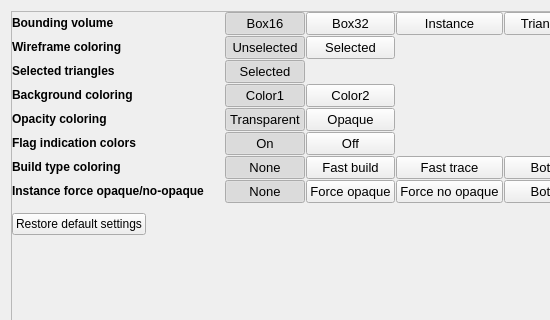
GPUOpen-Tools/radeon_raytracing_analyzer, file source/frontend/views/settings/themes_and_colors_pane.ui: the form before one commit; both pictures show x 0 to 550 and y 0 to 320 of the 1289 by 491 pixel window.
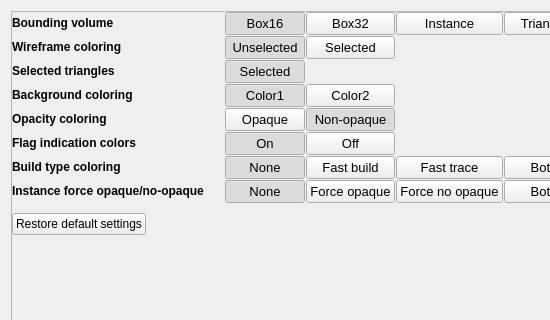
The form after the commit. Custom widgets are drawn as their Qt base class.

```diff
--- a/source/frontend/views/settings/themes_and_colors_pane.ui
+++ b/source/frontend/views/settings/themes_and_colors_pane.ui
@@ -586,7 +586,7 @@
              </spacer>
             </item>
             <item row="4" column="2">
-             <widget class="ThemesAndColorsItemButton" name="button_transparent_">
+             <widget class="ThemesAndColorsItemButton" name="button_opaque_">
               <property name="sizePolicy">
                <sizepolicy hsizetype="Minimum" vsizetype="Fixed">
                 <horstretch>0</horstretch>
@@ -605,18 +605,15 @@
                <cursorShape>PointingHandCursor</cursorShape>
               </property>
               <property name="text">
-               <string>Transparent</string>
+               <string>Opaque</string>
               </property>
               <property name="checkable">
                <bool>true</bool>
               </property>
-              <property name="checked">
-               <bool>true</bool>
-              </property>
              </widget>
             </item>
             <item row="4" column="3">
-             <widget class="ThemesAndColorsItemButton" name="button_opaque_">
+             <widget class="ThemesAndColorsItemButton" name="button_non_opaque_">
               <property name="sizePolicy">
                <sizepolicy hsizetype="Minimum" vsizetype="Fixed">
                 <horstretch>0</horstretch>
@@ -635,11 +632,14 @@
                <cursorShape>PointingHandCursor</cursorShape>
               </property>
               <property name="text">
-               <string>Opaque</string>
+               <string>Non-opaque</string>
               </property>
               <property name="checkable">
                <bool>true</bool>
               </property>
+              <property name="checked">
+               <bool>true</bool>
+              </property>
              </widget>
             </item>
             <item row="5" column="0">
```
